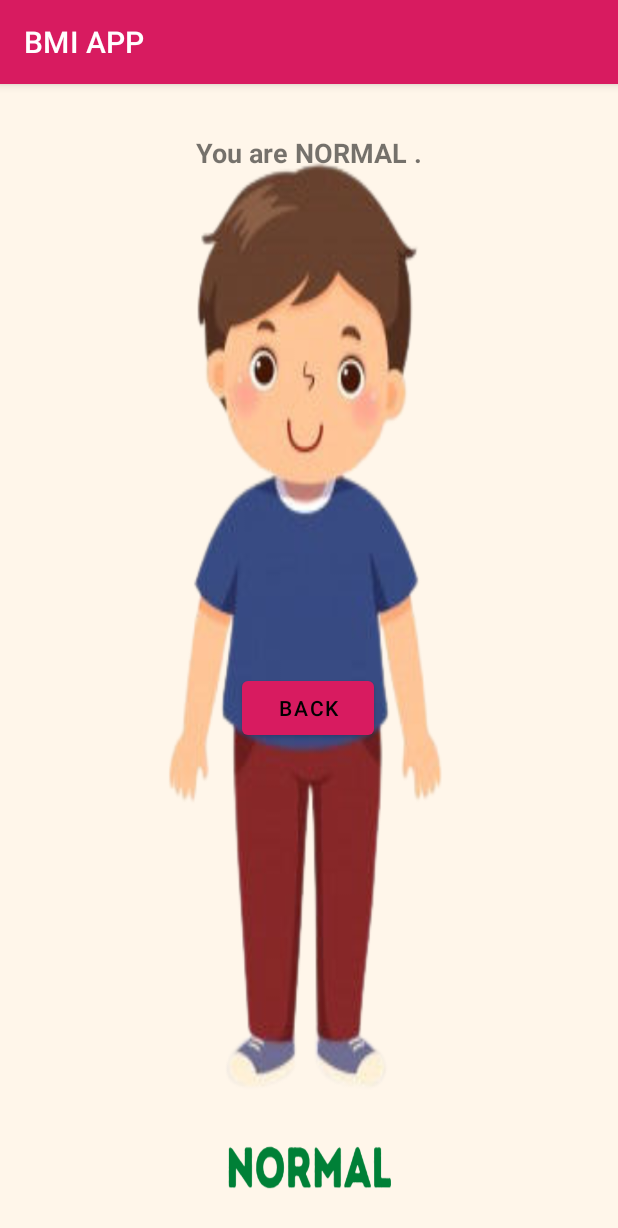
After one commit to nneldss/BMIAPP_SWITCH, an Android app: the result2 screen opened directly, with no data from a screen before it, on a phone screen of 412 x 824 dp. The commit adds this screen. Shown: the top 1228 px of the screen. Run offline under Robolectric (Android 15) with nearby library versions, the phone set to English and light mode, and no system bars; 1 statement that could not run was skipped.

Commit message:
BMIAPP CALCULATOR

```diff
--- a/app/src/main/AndroidManifest.xml
+++ b/app/src/main/AndroidManifest.xml
@@ -22,6 +22,9 @@
                 <category android:name="android.intent.category.LAUNCHER" />
             </intent-filter>
         </activity>
+        <activity android:name=".result1"/>
+        <activity android:name=".result2"/>
+        <activity android:name=".result3"/>
     </application>
 
 </manifest>
--- /dev/null
+++ b/app/src/main/java/com/demo/bmiapp/result2.java
@@ -0,0 +1,33 @@
+package com.demo.bmiapp;
+
+import android.content.Intent;
+import android.os.Bundle;
+import android.view.View;
+import android.widget.Button;
+import android.widget.TextView;
+
+import androidx.appcompat.app.AppCompatActivity;
+
+public class result2 extends AppCompatActivity implements View.OnClickListener{
+
+    @Override
+    protected void onCreate(Bundle savedInstanceState) {
+        super.onCreate(savedInstanceState);
+        setContentView(R.layout.result2);
+
+        Bundle extras = getIntent().getExtras();
+        String result = extras.getString("result");
+        setContentView(R.layout.result2);
+
+        Button btnReturn = findViewById(R.id.btn_return);
+        TextView tvResult = findViewById(R.id.txt_result);
+        tvResult.setText(result);
+        btnReturn.setOnClickListener(this);
+    }
+
+    @Override
+    public void onClick(View v) {
+        Intent intent = new Intent(result2.this, MainActivity.class);
+        startActivity(intent);
+    }
+}
--- /dev/null
+++ b/app/src/main/res/layout/result2.xml
@@ -0,0 +1,63 @@
+<?xml version="1.0" encoding="utf-8"?>
+<ScrollView xmlns:android="http://schemas.android.com/apk/res/android"
+    xmlns:app="http://schemas.android.com/apk/res-auto"
+    xmlns:tools="http://schemas.android.com/tools"
+
+    android:layout_width="match_parent"
+    android:layout_height="match_parent"
+    android:background="@drawable/n">
+
+    <androidx.constraintlayout.widget.ConstraintLayout
+        android:layout_width="match_parent"
+        android:layout_height="wrap_content">
+
+
+        <TextView
+            android:id="@+id/tvTwo"
+            android:layout_width="0dp"
+            android:layout_height="wrap_content"
+            android:padding="10sp"
+            android:text="You are NORMAL ."
+            android:textAlignment="center"
+
+            android:textSize="18sp"
+            android:textStyle="bold"
+            app:layout_constraintBottom_toBottomOf="parent"
+            app:layout_constraintHorizontal_bias="0.0"
+            app:layout_constraintLeft_toLeftOf="parent"
+            app:layout_constraintRight_toRightOf="parent"
+            app:layout_constraintTop_toTopOf="parent"
+            app:layout_constraintVertical_bias="0.059" />
+
+        <TextView
+            android:id="@+id/txt_result"
+            android:layout_width="0dp"
+            android:layout_height="wrap_content"
+            android:padding="10sp"
+            android:text=" "
+            android:textAlignment="center"
+            android:textSize="18sp"
+            android:textStyle="bold"
+            app:layout_constraintBottom_toBottomOf="parent"
+            app:layout_constraintHorizontal_bias="0.0"
+            app:layout_constraintLeft_toLeftOf="parent"
+            app:layout_constraintRight_toRightOf="parent"
+            app:layout_constraintTop_toTopOf="parent"
+            app:layout_constraintVertical_bias="0.656" />
+
+        <Button
+            android:id="@+id/btn_return"
+            android:layout_width="wrap_content"
+            android:layout_height="wrap_content"
+            android:layout_marginTop="88dp"
+            android:text="back"
+            android:textColor="#000"
+            app:layout_constraintEnd_toEndOf="parent"
+            app:layout_constraintHorizontal_bias="0.498"
+            app:layout_constraintStart_toStartOf="parent"
+            app:layout_constraintTop_toBottomOf="@+id/txt_result" />
+
+
+    </androidx.constraintlayout.widget.ConstraintLayout>
+
+</ScrollView>
```
Also changed, not shown: app/src/main/java/com/demo/bmiapp/MainActivity.java (+75 -13 lines), app/src/main/java/com/demo/bmiapp/result1.java (added, +33 -0 lines), app/src/main/java/com/demo/bmiapp/result3.java (added, +33 -0 lines), app/src/main/res/layout/activity_main.xml (+4 -12 lines), app/src/main/res/layout/result1.xml (added, +66 -0 lines), app/src/main/res/layout/result3.xml (added, +62 -0 lines), app/src/main/res/drawable/n.png (added), app/src/main/res/drawable/o.png (added), app/src/main/res/drawable/u.png (added).
